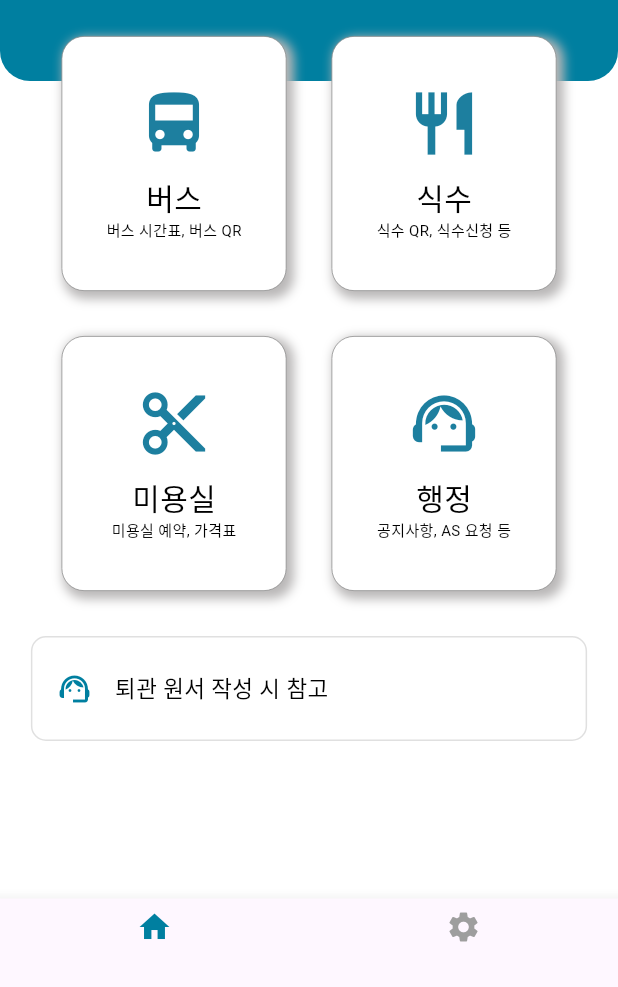
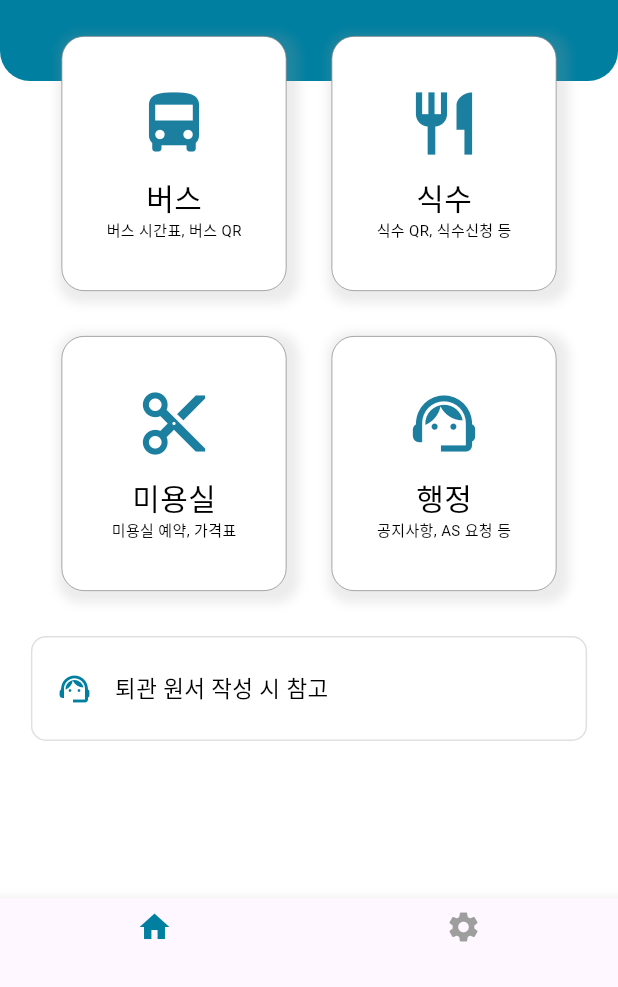
Before and after one commit to JIA-Team5-ReactProject/yjg-dart-flutter-frontend, a Flutter app: the screen it shows after launch, on a phone screen of 412 x 824 dp, the part 249-1236 px from its top. Run offline on Flutter 3.47's test engine with Material 3 defaults, Android fonts, the phone set to English and light mode, and no system bars; our stand-ins replace dotted_line, table_calendar.

Commit message:
Design: Add withOpacity Properties(move_button.dart)

```diff
--- a/lib/widgets/move_button.dart
+++ b/lib/widgets/move_button.dart
@@ -47,11 +47,11 @@ class MoveButton extends StatelessWidget {
 
 //이동 버튼 위젯 디자인
 var BoxStyle = BoxDecoration(
-  boxShadow: const [
+  boxShadow: [
     // 그림자
     BoxShadow(
-      color: Color.fromARGB(255, 185, 183, 183), //그림자 색상
-      spreadRadius: 2, // 그림자 넓이
+      color: Colors.grey.withOpacity(0.2),
+      spreadRadius: 5, // 그림자 넓이
       blurRadius: 5, // 그림자 흐림도
       offset: Offset(3, 3), // 그림자가 박스랑 얼마나 떨어져서 나타날지
     ),
```
